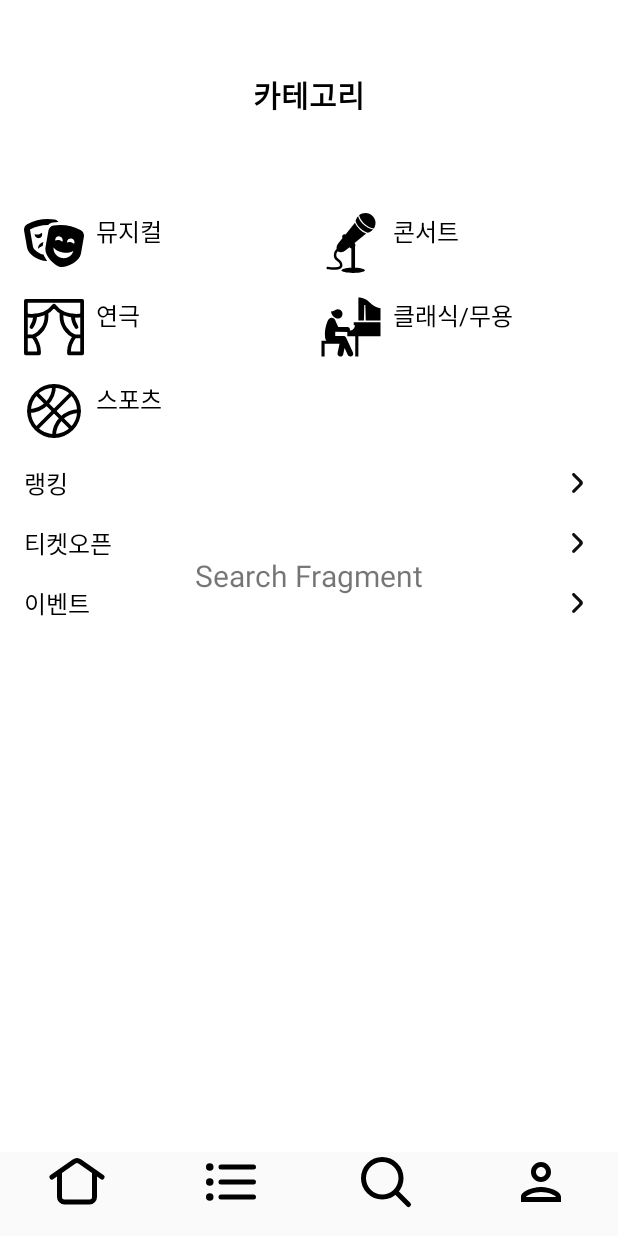
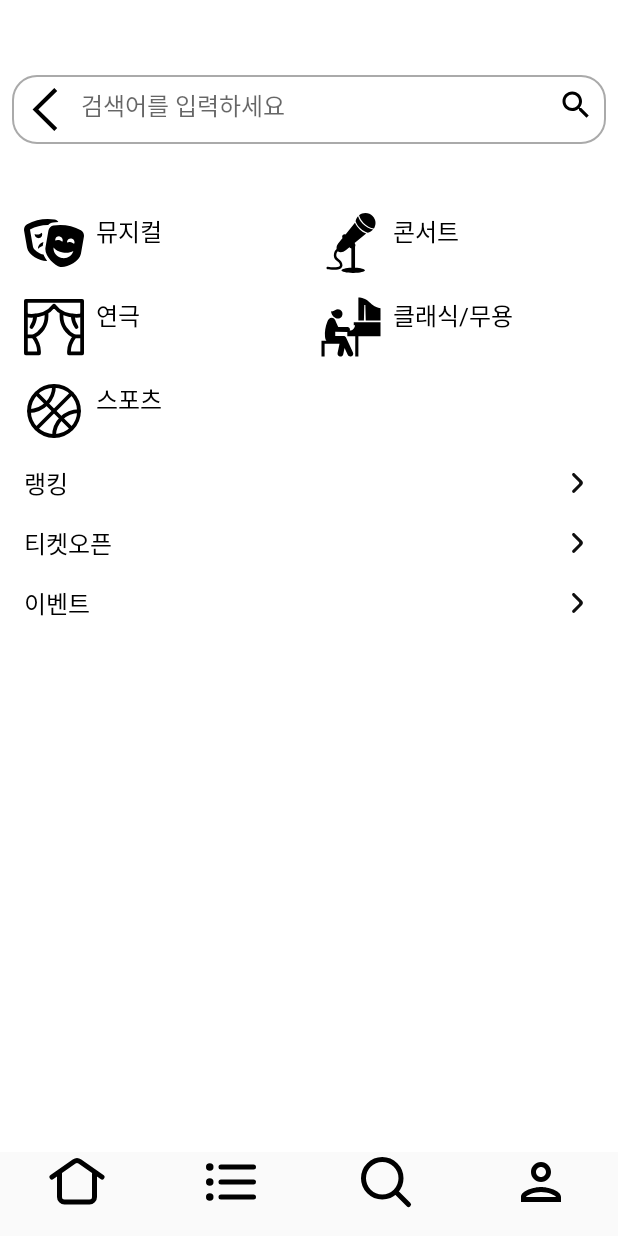
Before and after one commit to wafflestudio/22-5-team4-android, an Android app built with Jetpack Compose: the fragment SearchFragmentHome placed in its activity, after a tap on "Category", on a phone screen of 412 x 824 dp. Run offline under Robolectric (Android 15) with nearby library versions, the phone set to English and light mode, and no system bars.

Commit message:
feat/ searh result

```diff
--- a/app/src/main/java/com/example/interpark/data/API/ApiClient.kt
+++ b/app/src/main/java/com/example/interpark/data/API/ApiClient.kt
@@ -23,4 +23,8 @@ interface ApiClient {
         @Query("title") title: String?
     ): ResponseWrapper<Performance>
 
+    @GET("/performances/search")
+    suspend fun searchPerformances(
+        @Query("query") query: String
+    ): ResponseWrapper<Performance>
 }
--- a/app/src/main/java/com/example/interpark/fragments/SearchFragment.kt
+++ b/app/src/main/java/com/example/interpark/fragments/SearchFragment.kt
@@ -4,14 +4,42 @@ import android.os.Bundle
 import android.view.LayoutInflater
 import android.view.View
 import android.view.ViewGroup
+import android.widget.Button
+import android.widget.EditText
+import android.widget.ImageButton
+import android.widget.Toast
 import androidx.fragment.app.Fragment
+import androidx.navigation.fragment.findNavController
 import com.example.interpark.R
 
 class SearchFragment : Fragment() {
+
+    private lateinit var editTextSearch: EditText
+    private lateinit var buttonSearch: ImageButton
+
     override fun onCreateView(
         inflater: LayoutInflater, container: ViewGroup?,
         savedInstanceState: Bundle?
     ): View? {
-        return inflater.inflate(R.layout.fragment_search, container, false)
+        // 레이아웃을 인플레이트하고 뷰 반환
+        val view = inflater.inflate(R.layout.fragment_search, container, false)
+
+        // 뷰 초기화
+        editTextSearch = view.findViewById(R.id.editTextSearch)
+        buttonSearch = view.findViewById(R.id.buttonSearch)
+
+        // 버튼 클릭 리스너 설정
+        buttonSearch.setOnClickListener {
+            val query = editTextSearch.text.toString().trim()
+            if (query.isNotEmpty()) {
+                // NavController를 사용하여 화면 전환
+                val action = SearchFragmentDirections.actionSearchFragmentToSearchResultFragment(query)
+                findNavController().navigate(action)
+            } else {
+                Toast.makeText(requireContext(), "검색어를 입력하세요.", Toast.LENGTH_SHORT).show()
+            }
+        }
+
+        return view
     }
 }
--- a/app/src/main/res/layout/fragment_search.xml
+++ b/app/src/main/res/layout/fragment_search.xml
@@ -1,14 +1,50 @@
 <?xml version="1.0" encoding="utf-8"?>
-<LinearLayout
+<LinearLayout android:id="@+id/searchBar"
+    android:layout_width="match_parent"
+    android:layout_height="wrap_content"
+    android:orientation="horizontal"
+    android:background="@drawable/search_bar_background"
+    android:layout_marginBottom="8dp"
+    android:layout_marginTop="50dp"
+    android:padding="8dp"
+    android:layout_marginStart="8dp"
+    android:layout_marginEnd="8dp"
     xmlns:android="http://schemas.android.com/apk/res/android"
-    android:layout_width="match_parent"
-    android:layout_height="match_parent"
-    android:gravity="center"
-    android:orientation="vertical">
+    xmlns:app="http://schemas.android.com/apk/res-auto">
 
-    <TextView
-        android:layout_width="wrap_content"
-        android:layout_height="wrap_content"
-        android:text="Search Fragment"
-        android:textSize="20sp" />
+    <!-- 뒤로 가기 버튼 -->
+    <ImageButton
+    android:id="@+id/buttonBack"
+    android:layout_width="wrap_content"
+    android:layout_height="wrap_content"
+    android:src="@drawable/ic_back"
+    android:background="@null"
+    android:contentDescription="뒤로 가기"
+    app:tint="@color/black" />
+
+        <!-- 검색 입력 필드 -->
+    <EditText
+    android:id="@+id/editTextSearch"
+    android:layout_width="0dp"
+    android:layout_height="wrap_content"
+    android:layout_weight="1"
+    android:hint="검색어를 입력하세요"
+    android:background="@null"
+    android:textSize="16sp"
+    android:paddingStart="8dp"
+    android:paddingEnd="8dp"
+    android:imeOptions="actionSearch"
+    android:inputType="text"
+        app:tint="@color/black"
+    android:drawablePadding="8dp" />
+
+        <!-- 필터 버튼 -->
+    <ImageButton
+    android:id="@+id/buttonSearch"
+    android:layout_width="wrap_content"
+    android:layout_height="wrap_content"
+    android:src="@drawable/ic_search"
+    android:background="@null"
+    android:contentDescription="필터"
+    app:tint="@color/black" />
 </LinearLayout>
--- a/app/src/main/res/layout/fragment_search_home.xml
+++ b/app/src/main/res/layout/fragment_search_home.xml
@@ -6,7 +6,7 @@ android:layout_height="match_parent"
 xmlns:app="http://schemas.android.com/apk/res-auto">
 <!-- NavHostFragment -->
 <androidx.fragment.app.FragmentContainerView
-    android:id="@+id/categoryNavHost"
+    android:id="@+id/searchNavHost"
     android:name="androidx.navigation.fragment.NavHostFragment"
     android:layout_width="match_parent"
     android:layout_height="match_parent"
--- a/app/src/main/res/navigation/nav_search.xml
+++ b/app/src/main/res/navigation/nav_search.xml
@@ -8,7 +8,17 @@
         android:id="@+id/SearchFragment"
         android:name="com.example.interpark.fragments.SearchFragment"
         android:label="search">
+        <action
+            android:id="@+id/action_SearchFragment_to_SearchResultFragment"
+            app:destination="@id/SearchResultFragment" />
+    </fragment>
+    <fragment
+        android:id="@+id/SearchResultFragment"
+        android:name="com.example.interpark.fragments.SearchResultFragment"
+        android:label="searchresult">
+        <argument
+            android:name="searchtitle"
+            app:argType="string" />
 
     </fragment>
-
 </navigation>
```
Also changed, not shown: app/src/main/java/com/example/interpark/fragments/SearchResultFragment.kt (added, +81 -0 lines), app/src/main/java/com/example/interpark/viewModels/PerformanceViewModel.kt (+14 -0 lines), app/src/main/res/layout/fragment_search_result.xml (added, +43 -0 lines).
